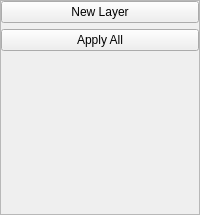
First picture: the form in Neuron/LayerDock.ui, repository Skwint/Neuron, before the edit.
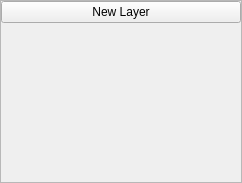
Second picture: the form after the edit.

Commit message: General bug fixing and tidying up. Remove colour option from layers (it got too weird with more complex neurons). Remove APPLY button and apply UI changes immediately.Simplify config GUI implementation. Add various bits of error checking. Add 3D view in stack form (each layer visible separately). Add test for saving/loading.

Diff of the .ui file:
```diff
--- a/Neuron/LayerDock.ui
+++ b/Neuron/LayerDock.ui
@@ -6,14 +6,14 @@
    <rect>
     <x>0</x>
     <y>0</y>
-    <width>200</width>
-    <height>215</height>
+    <width>242</width>
+    <height>183</height>
    </rect>
   </property>
   <property name="minimumSize">
    <size>
     <width>200</width>
-    <height>183</height>
+    <height>100</height>
    </size>
   </property>
   <property name="features">
@@ -52,8 +52,8 @@
         <rect>
          <x>0</x>
          <y>0</y>
-         <width>198</width>
-         <height>191</height>
+         <width>240</width>
+         <height>159</height>
         </rect>
        </property>
        <layout class="QVBoxLayout" name="verticalLayout_2">
@@ -79,13 +79,6 @@
           </property>
          </widget>
         </item>
-        <item>
-         <widget class="QPushButton" name="btnApply">
-          <property name="text">
-           <string>Apply All</string>
-          </property>
-         </widget>
-        </item>
         <item>
          <spacer name="verticalSpacer">
           <property name="orientation">
```
The commit also changes 67 other files.
